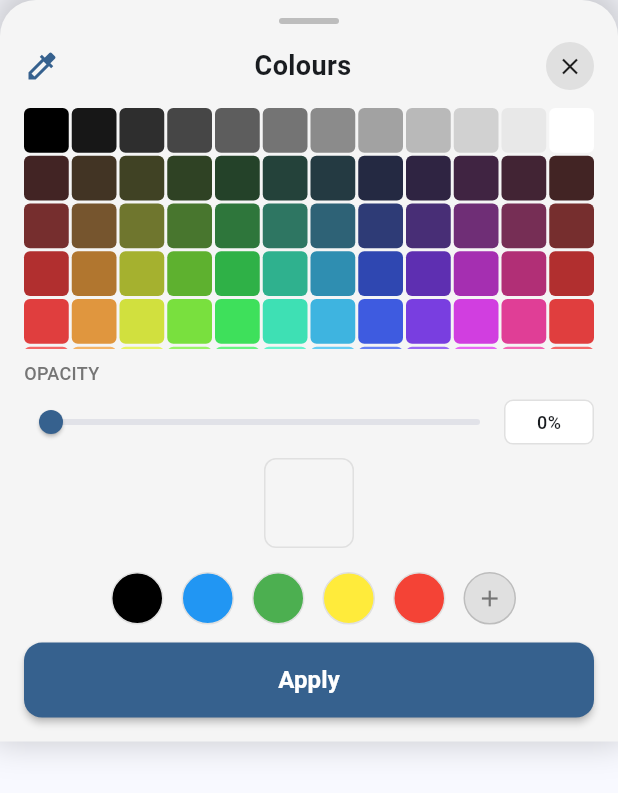
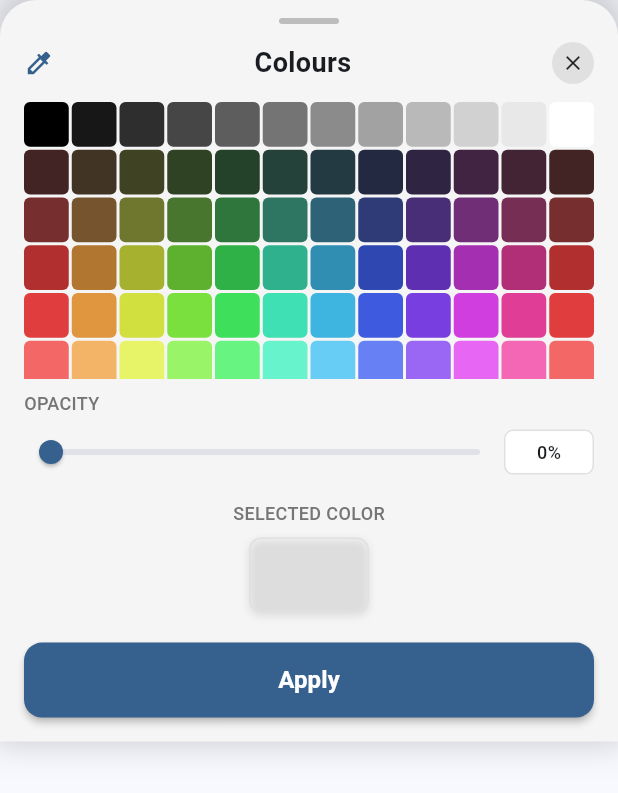
Before and after one commit to aycabadem/photo_collage, a Flutter app: what iOSColorPickerModal() shows on an empty page, opened directly with empty values, on a phone screen of 412 x 824 dp. Shown: the top 793 px of the screen. Run offline on Flutter 3.47's test engine with Material 3 defaults, Android fonts, the light colour scheme and no system bars; our stand-ins replace image_gallery_saver, image_picker.

Commit message:
fix ui in color picker

```diff
--- a/lib/widgets/ios_color_picker_modal.dart
+++ b/lib/widgets/ios_color_picker_modal.dart
@@ -64,7 +64,7 @@ class _iOSColorPickerModalState extends State<iOSColorPickerModal> {
             _buildHeader(),
             Expanded(child: _buildColorGrid()),
             _buildOpacitySlider(),
-            _buildSavedColors(),
+            _buildSelectedColorPreview(),
             const SizedBox(height: 12),
             _buildApplyButton(),
             SizedBox(height: MediaQuery.of(context).viewInsets.bottom + 16),
@@ -95,7 +95,7 @@ class _iOSColorPickerModalState extends State<iOSColorPickerModal> {
               Icon(
                 Icons.colorize,
                 color: Theme.of(context).primaryColor,
-                size: 24,
+                size: 20, // Daha küçük ve şık
               ),
               const Expanded(
                 child: Text(
@@ -107,13 +107,13 @@ class _iOSColorPickerModalState extends State<iOSColorPickerModal> {
               GestureDetector(
                 onTap: () => Navigator.of(context).pop(),
                 child: Container(
-                  width: 32,
-                  height: 32,
+                  width: 28, // Daha küçük
+                  height: 28, // Daha küçük
                   decoration: BoxDecoration(
                     color: Colors.grey[300],
                     shape: BoxShape.circle,
                   ),
-                  child: const Icon(Icons.close, size: 18),
+                  child: const Icon(Icons.close, size: 16), // Daha küçük icon
                 ),
               ),
             ],
@@ -228,6 +228,41 @@ class _iOSColorPickerModalState extends State<iOSColorPickerModal> {
                 ),
               ),
             ],
+          ),
+        ],
+      ),
+    );
+  }
+
+  Widget _buildSelectedColorPreview() {
+    return Container(
+      padding: const EdgeInsets.symmetric(horizontal: 16, vertical: 8),
+      child: Column(
+        children: [
+          Text(
+            'SELECTED COLOR',
+            style: TextStyle(
+              color: Colors.grey[600],
+              fontSize: 12,
+              fontWeight: FontWeight.w500,
+            ),
+          ),
+          const SizedBox(height: 8),
+          Container(
+            width: 80,
+            height: 50,
+            decoration: BoxDecoration(
+              color: _selectedColor.withValues(alpha: _selectedOpacity),
+              borderRadius: BorderRadius.circular(8),
+              border: Border.all(color: Colors.grey[300]!),
+              boxShadow: [
+                BoxShadow(
+                  color: Colors.black.withValues(alpha: 0.1),
+                  blurRadius: 4,
+                  offset: const Offset(0, 2),
+                ),
+              ],
+            ),
           ),
         ],
       ),
```
Also changed, not shown: lib/widgets/color_picker_button.dart (+8 -7 lines).
